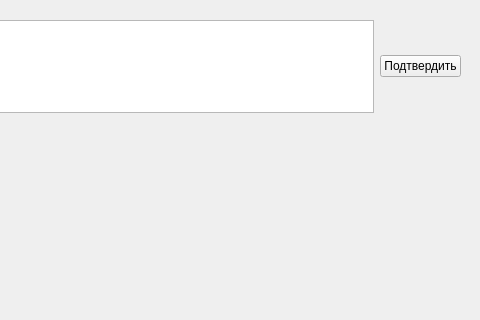
Old version of the form interface.ui in the repository Poltava49/map_app; both pictures show x 320 to 800 and y 0 to 320 of the 800 by 600 pixel window.
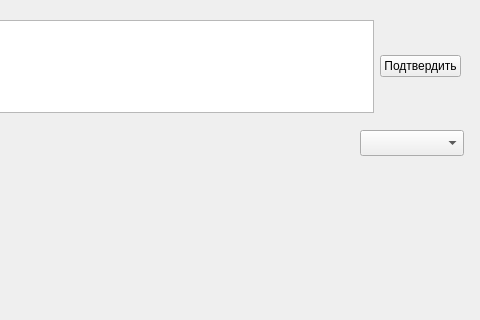
New version of the form.

What changed in the file:
```diff
--- a/interface.ui
+++ b/interface.ui
@@ -53,6 +53,16 @@
      <string/>
     </property>
    </widget>
+   <widget class="QComboBox" name="comboBox">
+    <property name="geometry">
+     <rect>
+      <x>680</x>
+      <y>130</y>
+      <width>104</width>
+      <height>26</height>
+     </rect>
+    </property>
+   </widget>
   </widget>
   <widget class="QMenuBar" name="menubar">
    <property name="geometry">
```
